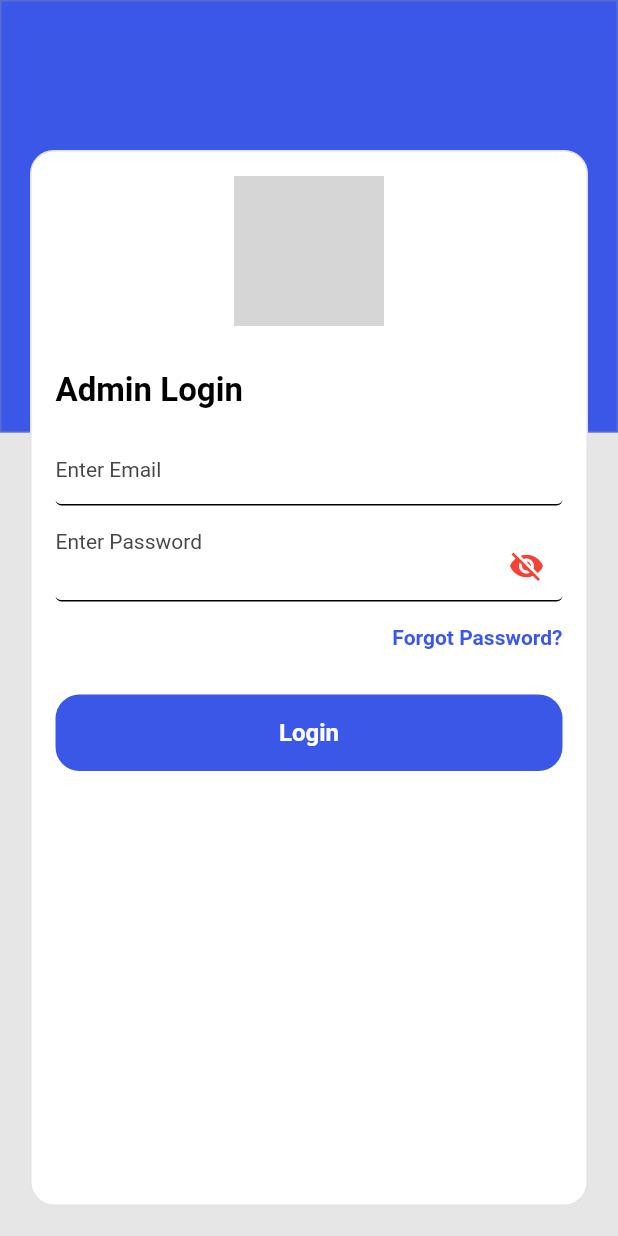
After one commit to a5hi5hx/petsansar_admin, a Flutter app: the Login screen opened directly, on a phone screen of 412 x 824 dp. The commit adds this screen. Run offline on Flutter 3.47's test engine with Material 2 defaults, Android fonts, the light colour scheme and no system bars; our stand-ins replace dio, shared_preferences; accounts and stored records are empty; network calls fail; grey boxes are pictures that could not be loaded.

Commit message:
login page setup

```diff
--- /dev/null
+++ b/lib/constants.dart
@@ -0,0 +1,3 @@
+class Constants {
+  static String uri = 'https://brainy-fish-mittens.cyclic.app/api';
+}
--- /dev/null
+++ b/lib/models/export.dart
@@ -0,0 +1 @@
+export './user.dart';
--- /dev/null
+++ b/lib/provider/export.dart
@@ -0,0 +1 @@
+export './user_provider.dart';
--- /dev/null
+++ b/lib/screens/auth/export.dart
@@ -0,0 +1 @@
+export './login.dart';
--- /dev/null
+++ b/lib/screens/auth/login.dart
@@ -0,0 +1,241 @@
+// ignore_for_file: prefer_const_constructors
+
+import 'package:flutter/material.dart';
+
+class Login extends StatefulWidget {
+  const Login({super.key});
+
+  @override
+  State<Login> createState() => _LoginState();
+}
+
+class _LoginState extends State<Login> {
+  bool _showPassword = false;
+  void _togglevisibility() {
+    setState(() {
+      _showPassword = !_showPassword;
+    });
+  }
+  String? validateEmail(String? value) {
+  const pattern = r"(?:[a-z0-9!#$%&'*+/=?^_`{|}~-]+(?:\.[a-z0-9!#$%&'"
+      r'*+/=?^_`{|}~-]+)*|"(?:[\x01-\x08\x0b\x0c\x0e-\x1f\x21\x23-\x5b\x5d-'
+      r'\x7f]|\\[\x01-\x09\x0b\x0c\x0e-\x7f])*")@(?:(?:[a-z0-9](?:[a-z0-9-]*'
+      r'[a-z0-9])?\.)+[a-z0-9](?:[a-z0-9-]*[a-z0-9])?|\[(?:(?:(2(5[0-5]|[0-4]'
+      r'[0-9])|1[0-9][0-9]|[1-9]?[0-9]))\.){3}(?:(2(5[0-5]|[0-4][0-9])|1[0-9]'
+      r'[0-9]|[1-9]?[0-9])|[a-z0-9-]*[a-z0-9]:(?:[\x01-\x08\x0b\x0c\x0e-\x1f\'
+      r'x21-\x5a\x53-\x7f]|\\[\x01-\x09\x0b\x0c\x0e-\x7f])+)\])';
+  final regex = RegExp(pattern);
+
+  return value!.isNotEmpty && !regex.hasMatch(value)
+      ? 'Enter a valid email address'
+      : null;
+}
+  TextEditingController emailController =  TextEditingController();
+  TextEditingController passwordController =  TextEditingController();
+
+  @override
+  Widget build(BuildContext context) {
+    return Scaffold(
+      backgroundColor: Color(0xffe6e6e6),
+      body: Stack(
+        alignment: Alignment.topLeft,
+        children: [
+          Container(
+            margin: EdgeInsets.all(0),
+            padding: EdgeInsets.all(0),
+            width: MediaQuery.of(context).size.width,
+            height: MediaQuery.of(context).size.height * 0.35000000000000003,
+            decoration: BoxDecoration(
+              color: Color(0xff3a57e8),
+              shape: BoxShape.rectangle,
+              borderRadius: BorderRadius.zero,
+              border: Border.all(color: Color(0x4d9e9e9e), width: 1),
+            ),
+          ),
+          Container(
+            margin: EdgeInsets.fromLTRB(20, 100, 20, 20),
+            padding: EdgeInsets.all(0),
+            width: MediaQuery.of(context).size.width,
+            height: MediaQuery.of(context).size.height,
+            decoration: BoxDecoration(
+              color: Color(0xffffffff),
+              shape: BoxShape.rectangle,
+              borderRadius: BorderRadius.circular(16.0),
+              border: Border.all(color: Color(0x4d9e9e9e), width: 1),
+            ),
+            child: Padding(
+              padding: EdgeInsets.all(16),
+              child: SingleChildScrollView(
+                child: Column(
+                  mainAxisAlignment: MainAxisAlignment.start,
+                  crossAxisAlignment: CrossAxisAlignment.center,
+                  mainAxisSize: MainAxisSize.max,
+                  children: [
+                    ///***If you have exported images you must have to copy those images in assets/images directory.
+                    Image(
+                      image: NetworkImage(
+                          "https://encrypted-tbn0.gstatic.com/images?q=tbn:ANd9GcRoSL4WHG5Ypv4e4W58d5Gt4PnBEM_kZQDDhAKjZAOYLBy6V1karPn2SMil6DFkjUUeX7M&usqp=CAU"),
+                      height: 100,
+                      width: 100,
+                      fit: BoxFit.cover,
+                    ),
+                    Padding(
+                      padding: EdgeInsets.fromLTRB(0, 30, 0, 0),
+                      child: Align(
+                        alignment: Alignment.centerLeft,
+                        child: Text(
+                          "Admin Login",
+                          textAlign: TextAlign.start,
+                          overflow: TextOverflow.clip,
+                          style: TextStyle(
+                            fontWeight: FontWeight.w700,
+                            fontStyle: FontStyle.normal,
+                            fontSize: 22,
+                            color: Color(0xff000000),
+                          ),
+                        ),
+                      ),
+                    ),
+                    Padding(
+                      padding:
+                          EdgeInsets.symmetric(vertical: 16, horizontal: 0),
+                      child: TextFormField(
+                        controller: emailController,
+                        obscureText: false,
+                        validator: validateEmail,
+                        textAlign: TextAlign.left,
+                        maxLines: 1,
+                        style: TextStyle(
+                          fontWeight: FontWeight.w400,
+                          fontStyle: FontStyle.normal,
+                          fontSize: 14,
+                          color: Color(0xff000000),
+                        ),
+                        decoration: InputDecoration(
+                          disabledBorder: UnderlineInputBorder(
+                            borderRadius: BorderRadius.circular(4.0),
+                            borderSide:
+                                BorderSide(color: Color(0xff000000), width: 1),
+                          ),
+                          focusedBorder: UnderlineInputBorder(
+                            borderRadius: BorderRadius.circular(4.0),
+                            borderSide:
+                                BorderSide(color: Color(0xff000000), width: 1),
+                          ),
+                          enabledBorder: UnderlineInputBorder(
+                            borderRadius: BorderRadius.circular(4.0),
+                            borderSide:
+                                BorderSide(color: Color(0xff000000), width: 1),
+                          ),
+                          hintText: "Enter Email",
+                          hintStyle: TextStyle(
+                            fontWeight: FontWeight.w400,
+                            fontStyle: FontStyle.normal,
+                            fontSize: 14,
+                            color: Color(0xff494646),
+                          ),
+                          filled: true,
+                          fillColor: Color(0xffffffff),
+                          isDense: false,
+                          contentPadding: EdgeInsets.all(0),
+                        ),
+                      ),
+                    ),
+                    TextFormField(
+                      controller: passwordController,
+
+                      obscureText: false,
+                      textAlign: TextAlign.start,
+                      maxLines: 1,
+                      style: TextStyle(
+                        fontWeight: FontWeight.w400,
+                        fontStyle: FontStyle.normal,
+                        fontSize: 14,
+                        color: Color(0xff000000),
+                      ),
+                      decoration: InputDecoration(
+                        suffixIcon: GestureDetector(
+                                    onTap: () {
+                                      _togglevisibility();
+                                    },
+                                    child: Icon(
+                                      _showPassword ? Icons.visibility : Icons
+                                          .visibility_off, color: Colors.red,),
+                                ),
+                        disabledBorder: UnderlineInputBorder(
+                          borderRadius: BorderRadius.circular(4.0),
+                          borderSide:
+                              BorderSide(color: Color(0xff000000), width: 1),
+                        ),
+                        focusedBorder: UnderlineInputBorder(
+                          borderRadius: BorderRadius.circular(4.0),
+                          borderSide:
+                              BorderSide(color: Color(0xff000000), width: 1),
+                        ),
+                        enabledBorder: UnderlineInputBorder(
+                          borderRadius: BorderRadius.circular(4.0),
+                          borderSide:
+                              BorderSide(color: Color(0xff000000), width: 1),
+                        ),
+                        hintText: "Enter Password",
+                        hintStyle: TextStyle(
+                          fontWeight: FontWeight.w400,
+                          fontStyle: FontStyle.normal,
+                          fontSize: 14,
+                          color: Color(0xff494646),
+                        ),
+                        filled: true,
+                        fillColor: Color(0xffffffff),
+                        isDense: false,
+                        contentPadding: EdgeInsets.all(0),
+                      ),
+                    ),
+                    Padding(
+                      padding: EdgeInsets.fromLTRB(0, 16, 0, 30),
+                      child: Align(
+                        alignment: Alignment.centerRight,
+                        child: Text(
+                          "Forgot Password?",
+                          textAlign: TextAlign.start,
+                          overflow: TextOverflow.clip,
+                          style: TextStyle(
+                            fontWeight: FontWeight.w700,
+                            fontStyle: FontStyle.normal,
+                            fontSize: 14,
+                            color: Color(0xff3a57e8),
+                          ),
+                        ),
+                      ),
+                    ),
+                    MaterialButton(
+                      onPressed: () {
+
+                      },
+                      color: Color(0xff3a57e8),
+                      elevation: 0,
+                      shape: RoundedRectangleBorder(
+                        borderRadius: BorderRadius.circular(16.0),
+                      ),
+                      padding: EdgeInsets.all(16),
+                      textColor: Color(0xffffffff),
+                      height: 40,
+                      minWidth: MediaQuery.of(context).size.width,
+                      child: Text(
+                        "Login",
+                        style: TextStyle(
+                          fontSize: 16,
+                          fontWeight: FontWeight.w700,
+                          fontStyle: FontStyle.normal,
+                        ),
+                      ),
+                    ),
+                  ],
+                ),
+              ),
+            ),
+          ),
+        ],
+      ),
+    );
+  }
+}
--- /dev/null
+++ b/lib/screens/export.dart
@@ -0,0 +1,2 @@
+export './auth/export.dart';
+export './home/homepage.dart';
--- /dev/null
+++ b/lib/screens/home/export.dart
@@ -0,0 +1 @@
+export './homepage.dart';
--- /dev/null
+++ b/lib/services/export.dart
@@ -0,0 +1 @@
+export './auth_services.dart';
--- a/pubspec.yaml
+++ b/pubspec.yaml
@@ -35,6 +35,9 @@ dependencies:
   # The following adds the Cupertino Icons font to your application.
   # Use with the CupertinoIcons class for iOS style icons.
   cupertino_icons: ^1.0.2
+  provider: ^6.0.5
+  shared_preferences: ^2.2.0
+  dio: ^5.3.0
 
 dev_dependencies:
   flutter_test:
```
Also changed, not shown: lib/exports.dart (added, +8 -0 lines), lib/main.dart (+3 -50 lines), lib/models/user.dart (added, +44 -0 lines), lib/provider/user_provider.dart (added, +25 -0 lines), lib/screens/home/homepage.dart (added, +77 -0 lines), lib/services/auth_services.dart (added, +121 -0 lines), lib/database/export.dart (added), lib/widgets/export.dart (added), pubspec.lock, 1 other file.
